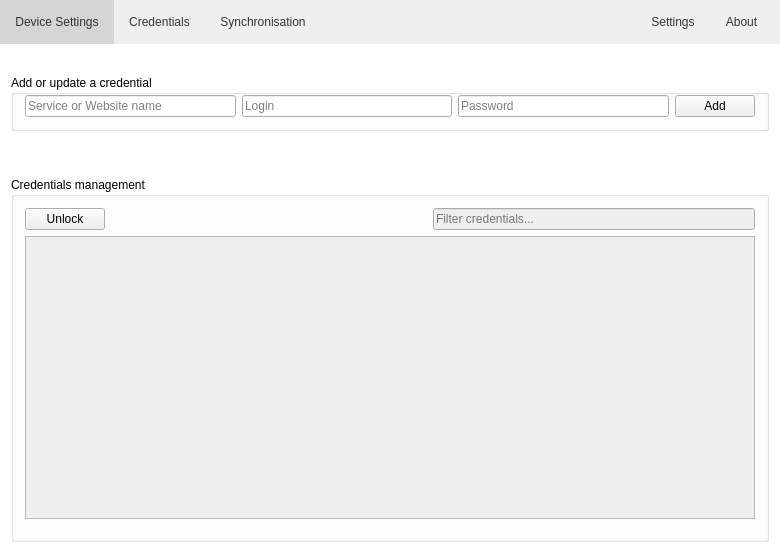
This is src/MainWindow.ui in mooltipass/moolticute as Qt 5 draws it before an edit. The edited form follows.
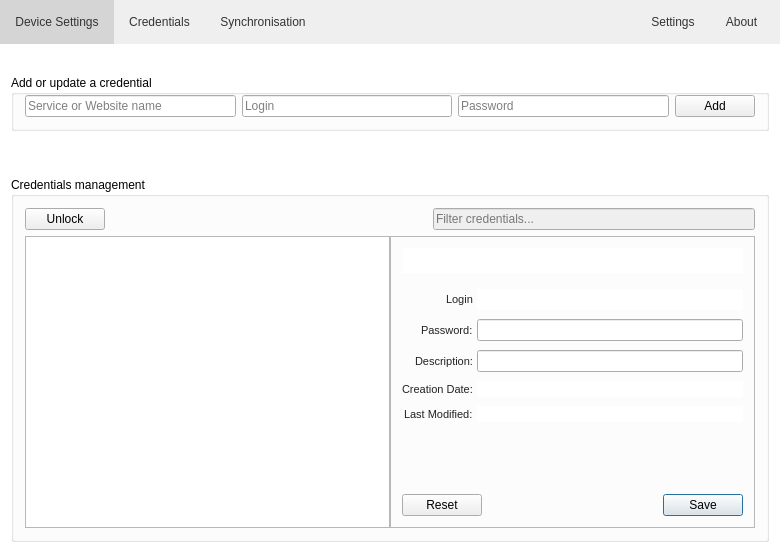
This is the edited form. Icons and pictures are not drawn. Custom widgets are drawn as their Qt base class.

Commit message:
Complete rework of the credential management mode
 * Flatten the model tree to a list
 * Do the display & editing in separate, always visible widgets
 * Improve the UX of password unlocking
 * Allow editing of the description alone

```diff
--- a/src/MainWindow.ui
+++ b/src/MainWindow.ui
@@ -1105,9 +1105,6 @@
              <string>Credentials management</string>
             </property>
             <layout class="QVBoxLayout" name="verticalLayout_23">
-             <property name="bottomMargin">
-              <number>20</number>
-             </property>
              <item>
               <layout class="QVBoxLayout" name="verticalLayout_9">
                <item>
@@ -1156,13 +1153,272 @@
                  </item>
                 </layout>
                </item>
+              </layout>
+             </item>
+             <item>
+              <layout class="QHBoxLayout" name="horizontalLayout_5">
+               <property name="spacing">
+                <number>0</number>
+               </property>
                <item>
-                <widget class="QTreeView" name="treeViewCred">
-                 <property name="enabled">
-                  <bool>false</bool>
+                <widget class="CredentialsView" name="credentialsListView">
+                 <property name="sizePolicy">
+                  <sizepolicy hsizetype="MinimumExpanding" vsizetype="Expanding">
+                   <horstretch>0</horstretch>
+                   <verstretch>0</verstretch>
+                  </sizepolicy>
                  </property>
                 </widget>
                </item>
+               <item>
+                <widget class="QFrame" name="credDisplayFrame">
+                 <property name="frameShape">
+                  <enum>QFrame::StyledPanel</enum>
+                 </property>
+                 <property name="frameShadow">
+                  <enum>QFrame::Raised</enum>
+                 </property>
+                 <layout class="QVBoxLayout" name="verticalLayout_24">
+                  <item>
+                   <widget class="QLineEdit" name="credDisplayServiceInput">
+                    <property name="sizePolicy">
+                     <sizepolicy hsizetype="MinimumExpanding" vsizetype="Fixed">
+                      <horstretch>0</horstretch>
+                      <verstretch>0</verstretch>
+                     </sizepolicy>
+                    </property>
+                    <property name="font">
+                     <font>
+                      <pointsize>14</pointsize>
+                     </font>
+                    </property>
+                    <property name="frame">
+                     <bool>false</bool>
+                    </property>
+                    <property name="alignment">
+                     <set>Qt::AlignLeading|Qt::AlignLeft|Qt::AlignVCenter</set>
+                    </property>
+                    <property name="readOnly">
+                     <bool>true</bool>
+                    </property>
+                   </widget>
+                  </item>
+                  <item>
+                   <spacer name="verticalSpacer_2">
+                    <property name="orientation">
+                     <enum>Qt::Vertical</enum>
+                    </property>
+                    <property name="sizeType">
+                     <enum>QSizePolicy::Fixed</enum>
+                    </property>
+                    <property name="sizeHint" stdset="0">
+                     <size>
+                      <width>20</width>
+                      <height>10</height>
+                     </size>
+                    </property>
+                   </spacer>
+                  </item>
+                  <item>
+                   <layout class="QFormLayout" name="formLayout">
+                    <property name="fieldGrowthPolicy">
+                     <enum>QFormLayout::ExpandingFieldsGrow</enum>
+                    </property>
+                    <property name="rowWrapPolicy">
+                     <enum>QFormLayout::WrapLongRows</enum>
+                    </property>
+                    <property name="labelAlignment">
+                     <set>Qt::AlignRight|Qt::AlignTrailing|Qt::AlignVCenter</set>
+                    </property>
+                    <property name="formAlignment">
+                     <set>Qt::AlignHCenter|Qt::AlignTop</set>
+                    </property>
+                    <property name="horizontalSpacing">
+                     <number>4</number>
+                    </property>
+                    <property name="verticalSpacing">
+                     <number>9</number>
+                    </property>
+                    <item row="4" column="0">
+                     <widget class="QLabel" name="credDisplayLoginLabel">
+                      <property name="sizePolicy">
+                       <sizepolicy hsizetype="Preferred" vsizetype="Preferred">
+                        <horstretch>0</horstretch>
+                        <verstretch>0</verstretch>
+                       </sizepolicy>
+                      </property>
+                      <property name="font">
+                       <font>
+                        <pointsize>8</pointsize>
+                       </font>
+                      </property>
+                      <property name="text">
+                       <string>Login</string>
+                      </property>
+                     </widget>
+                    </item>
+                    <item row="6" column="0">
+                     <widget class="QLabel" name="credDisplayPasswordLabel">
+                      <property name="sizePolicy">
+                       <sizepolicy hsizetype="Maximum" vsizetype="Preferred">
+                        <horstretch>0</horstretch>
+                        <verstretch>0</verstretch>
+                       </sizepolicy>
+                      </property>
+                      <property name="font">
+                       <font>
+                        <pointsize>8</pointsize>
+                       </font>
+                      </property>
+                      <property name="text">
+                       <string>Password:</string>
+                      </property>
+                     </widget>
+                    </item>
+                    <item row="8" column="0">
+                     <widget class="QLabel" name="credDisplayDescriptionLabel">
+                      <property name="sizePolicy">
+                       <sizepolicy hsizetype="Maximum" vsizetype="Preferred">
+                        <horstretch>0</horstretch>
+                        <verstretch>0</verstretch>
+                       </sizepolicy>
+                      </property>
+                      <property name="font">
+                       <font>
+                        <pointsize>8</pointsize>
+                       </font>
+                      </property>
+                      <property name="text">
+                       <string>Description:</string>
+                      </property>
+                     </widget>
+                    </item>
+                    <item row="9" column="0">
+                     <widget class="QLabel" name="credDisplayCreationDateLabel">
+                      <property name="sizePolicy">
+                       <sizepolicy hsizetype="Maximum" vsizetype="Preferred">
+                        <horstretch>0</horstretch>
+                        <verstretch>0</verstretch>
+                       </sizepolicy>
+                      </property>
+                      <property name="font">
+                       <font>
+                        <pointsize>8</pointsize>
+                       </font>
+                      </property>
+                      <property name="text">
+                       <string>Creation Date:</string>
+                      </property>
+                     </widget>
+                    </item>
+                    <item row="10" column="0">
+                     <widget class="QLabel" name="credDisplayModificationDateLabel">
+                      <property name="sizePolicy">
+                       <sizepolicy hsizetype="Maximum" vsizetype="Preferred">
+                        <horstretch>0</horstretch>
+                        <verstretch>0</verstretch>
+                       </sizepolicy>
+                      </property>
+                      <property name="font">
+                       <font>
+                        <pointsize>8</pointsize>
+                       </font>
+                      </property>
+                      <property name="text">
+                       <string>Last Modified:</string>
+                      </property>
+                     </widget>
+                    </item>
+                    <item row="4" column="1">
+                     <widget class="QLineEdit" name="credDisplayLoginInput">
+                      <property name="font">
+                       <font>
+                        <pointsize>12</pointsize>
+                        <weight>50</weight>
+                        <bold>false</bold>
+                       </font>
+                      </property>
+                      <property name="frame">
+                       <bool>false</bool>
+                      </property>
+                      <property name="readOnly">
+                       <bool>true</bool>
+                      </property>
+                     </widget>
+                    </item>
+                    <item row="6" column="1">
+                     <widget class="LockedPasswordLineEdit" name="credDisplayPasswordInput">
+                      <property name="font">
+                       <font>
+                        <weight>50</weight>
+                        <bold>false</bold>
+                       </font>
+                      </property>
+                     </widget>
+                    </item>
+                    <item row="8" column="1">
+                     <widget class="QLineEdit" name="credDisplayDescriptionInput">
+                      <property name="font">
+                       <font>
+                        <weight>50</weight>
+                        <bold>false</bold>
+                       </font>
+                      </property>
+                      <property name="maxLength">
+                       <number>22</number>
+                      </property>
+                      <property name="clearButtonEnabled">
+                       <bool>false</bool>
+                      </property>
+                     </widget>
+                    </item>
+                    <item row="10" column="1">
+                     <widget class="QLineEdit" name="credDisplayModificationDateInput">
+                      <property name="font">
+                       <font>
+                        <weight>50</weight>
+                        <bold>false</bold>
+                       </font>
+                      </property>
+                      <property name="frame">
+                       <bool>false</bool>
+                      </property>
+                      <property name="readOnly">
+                       <bool>true</bool>
+                      </property>
+                     </widget>
+                    </item>
+                    <item row="9" column="1">
+                     <widget class="QLineEdit" name="credDisplayCreationDateInput">
+                      <property name="font">
+                       <font>
+                        <weight>50</weight>
+                        <bold>false</bold>
+                       </font>
+                      </property>
+                      <property name="frame">
+                       <bool>false</bool>
+                      </property>
+                      <property name="readOnly">
+                       <bool>true</bool>
+                      </property>
+                     </widget>
+                    </item>
+                   </layout>
+                  </item>
+                  <item>
+                   <widget class="QDialogButtonBox" name="credDisplayButtonBox">
+                    <property name="standardButtons">
+                     <set>QDialogButtonBox::Reset|QDialogButtonBox::Save</set>
+                    </property>
+                    <property name="centerButtons">
+                     <bool>false</bool>
+                    </property>
+                   </widget>
+                  </item>
+                 </layout>
+                </widget>
+               </item>
               </layout>
              </item>
             </layout>
@@ -2147,6 +2403,16 @@
    <extends>QLineEdit</extends>
    <header>PasswordLineEdit.h</header>
   </customwidget>
+  <customwidget>
+   <class>CredentialsView</class>
+   <extends>QListView</extends>
+   <header>CredentialsView.h</header>
+  </customwidget>
+  <customwidget>
+   <class>LockedPasswordLineEdit</class>
+   <extends>QLineEdit</extends>
+   <header>PasswordLineEdit.h</header>
+  </customwidget>
  </customwidgets>
  <resources>
   <include location="../img/images.qrc"/>
```
The commit also changes 13 other files.
